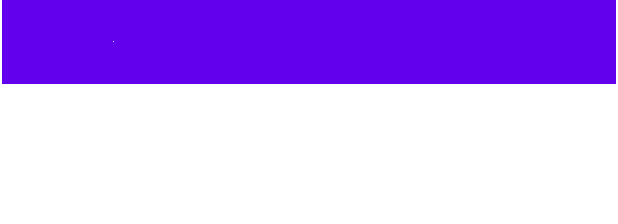
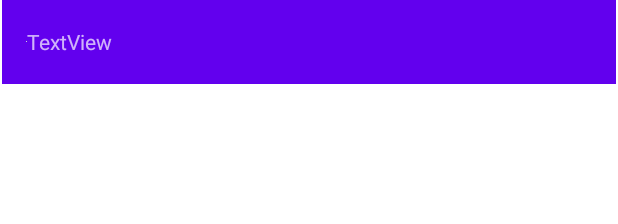
Before and after one commit to tobyatgithub/Android-Developer-Fundamentals-Java, an Android app: the layout activity_message.xml on its own in the app's theme, with its tools: preview values and no code run, on a phone screen of 412 x 824 dp. Shown: the top 224 px of the screen. Run offline under Robolectric (Android 15) with nearby library versions, the phone set to English and light mode, and no system bars.

Commit message:
fix to make username visible in message activity.

```diff
--- a/firebaseChatExmaple/app/src/main/res/layout/activity_message.xml
+++ b/firebaseChatExmaple/app/src/main/res/layout/activity_message.xml
@@ -17,17 +17,6 @@
         app:layout_constraintStart_toStartOf="parent"
         app:layout_constraintTop_toTopOf="parent">
 
-        <TextView
-            android:id="@+id/message_username"
-            android:layout_width="58dp"
-            android:layout_height="19dp"
-            android:layout_marginTop="196dp"
-            android:text="TextView"
-            app:layout_constraintEnd_toEndOf="parent"
-            app:layout_constraintHorizontal_bias="0.498"
-            app:layout_constraintStart_toStartOf="parent"
-            app:layout_constraintTop_toTopOf="parent" />
-
         <ImageView
             android:id="@+id/message_imageview"
             android:layout_width="wrap_content"
@@ -36,6 +25,16 @@
             app:layout_constraintTop_toTopOf="@+id/toolbar2"
             tools:srcCompat="@tools:sample/avatars" />
 
+
+        <TextView
+            android:id="@+id/message_username"
+            android:layout_width="80dp"
+            android:layout_height="19dp"
+            android:text="TextView"
+            app:layout_constraintEnd_toEndOf="parent"
+            app:layout_constraintStart_toStartOf="parent"
+            app:layout_constraintTop_toTopOf="parent" />
+
     </androidx.appcompat.widget.Toolbar>
 
 </androidx.constraintlayout.widget.ConstraintLayout>
```
